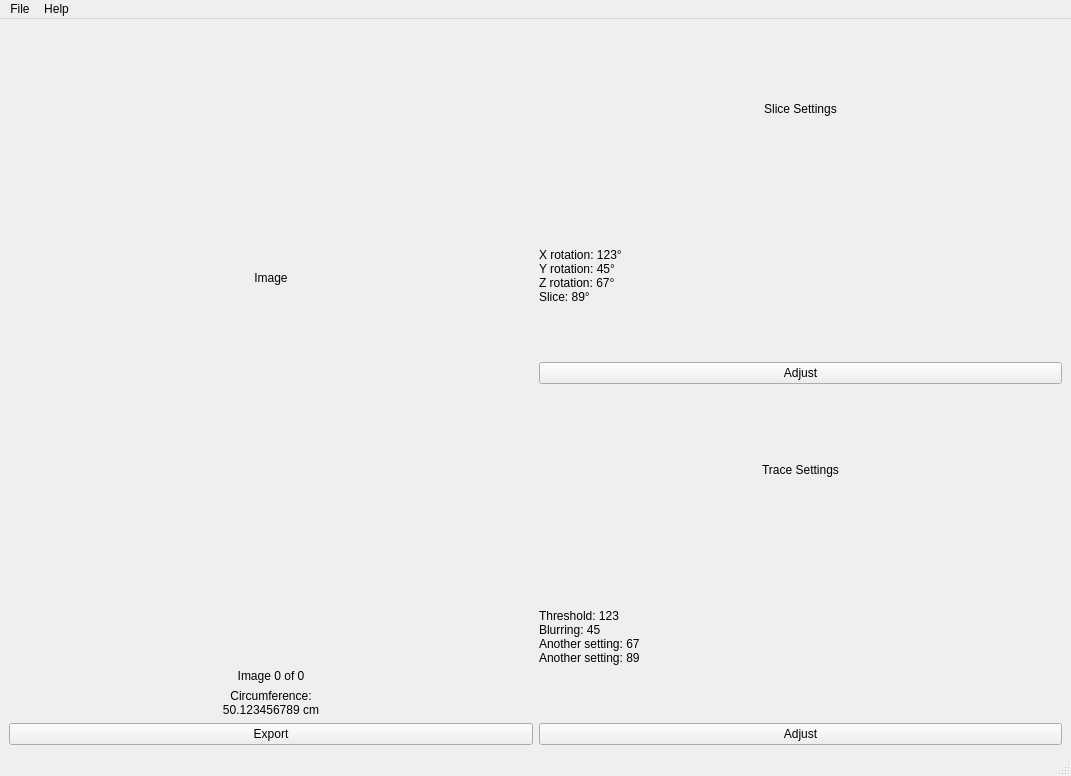
The window that src/GUI/circumference.ui (NIRALUser/NeuroRuler) describes before a commit, drawn with Qt 5.
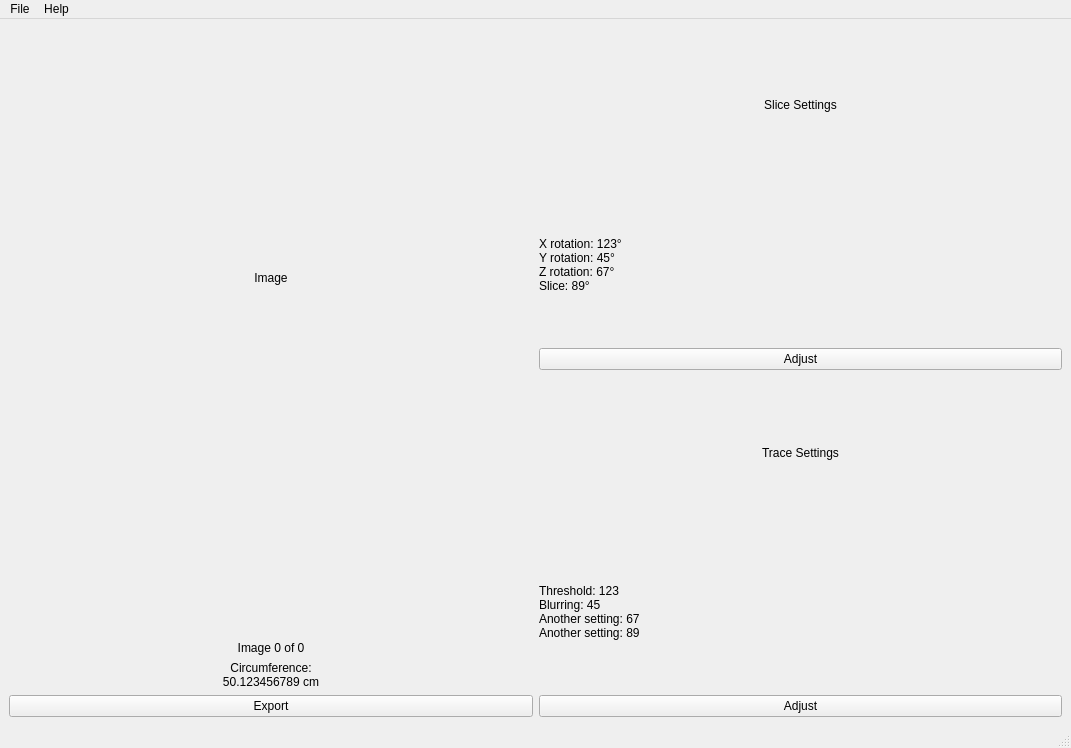
The same window after the commit.

Patch:
```diff
--- a/src/GUI/circumference.ui
+++ b/src/GUI/circumference.ui
@@ -7,7 +7,7 @@
     <x>0</x>
     <y>0</y>
     <width>1071</width>
-    <height>776</height>
+    <height>748</height>
    </rect>
   </property>
   <property name="windowTitle">
```
Left out of the diff: 123 changed lines with no effect on the pictures.
